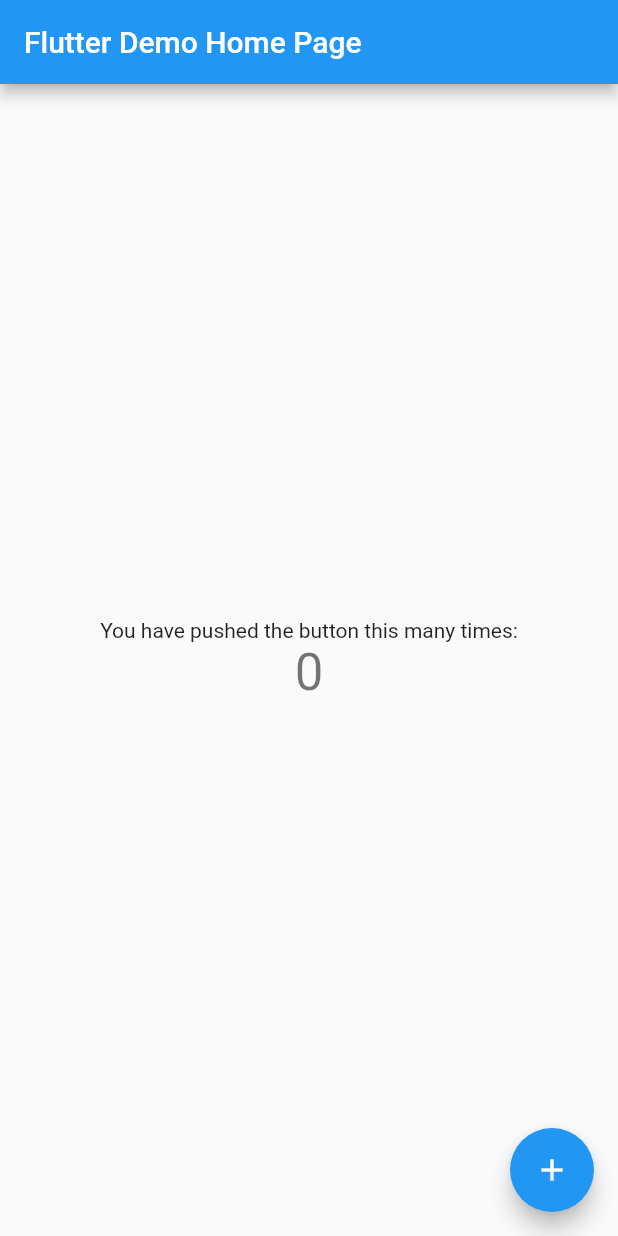
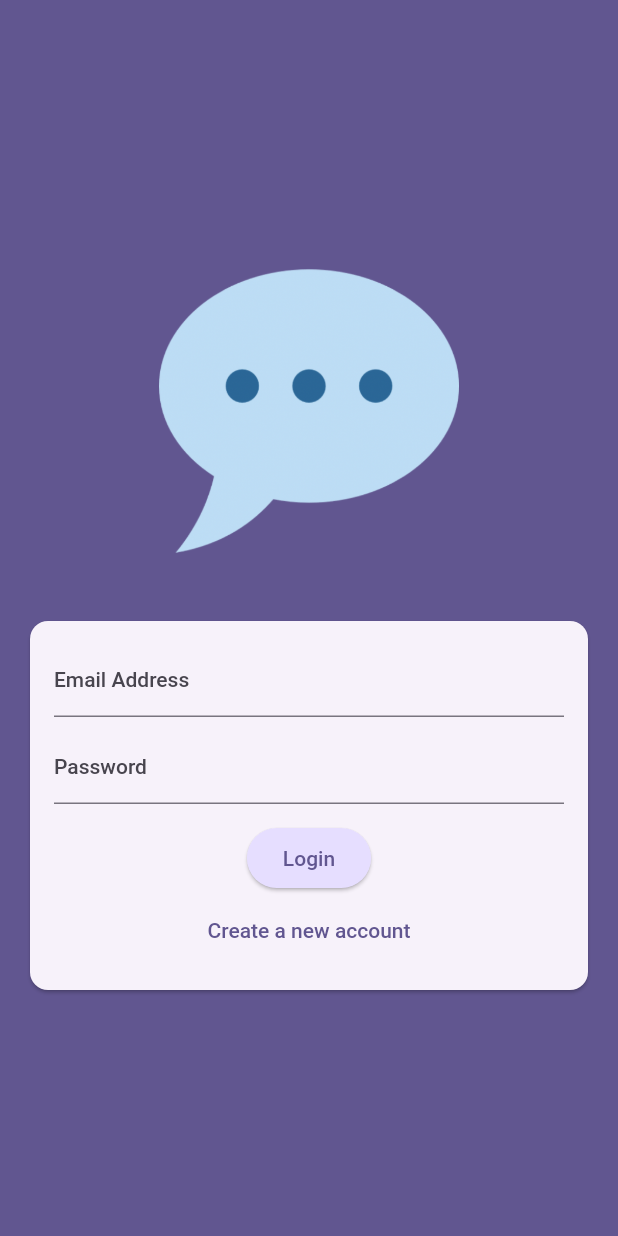
Before and after one commit to abdGhost/Flutter_Chat, a Flutter app: the screen it shows after launch, on a phone screen of 412 x 824 dp. Run offline on Flutter 3.47's test engine with Material 2 defaults, Android fonts, the phone set to English and light mode, and no system bars.

Commit message:
Added auth-screen

```diff
--- a/lib/main.dart
+++ b/lib/main.dart
@@ -1,115 +1,23 @@
 import 'package:flutter/material.dart';
+import 'package:flutter_chat/screens/auth_screen.dart';
 
 void main() {
-  runApp(const MyApp());
+  runApp(const App());
 }
 
-class MyApp extends StatelessWidget {
-  const MyApp({super.key});
+class App extends StatelessWidget {
+  const App({super.key});
 
-  // This widget is the root of your application.
   @override
   Widget build(BuildContext context) {
     return MaterialApp(
-      title: 'Flutter Demo',
-      theme: ThemeData(
-        // This is the theme of your application.
-        //
-        // Try running your application with "flutter run". You'll see the
-        // application has a blue toolbar. Then, without quitting the app, try
-        // changing the primarySwatch below to Colors.green and then invoke
-        // "hot reload" (press "r" in the console where you ran "flutter run",
-        // or simply save your changes to "hot reload" in a Flutter IDE).
-        // Notice that the counter didn't reset back to zero; the application
-        // is not restarted.
-        primarySwatch: Colors.blue,
+      title: 'FlutterChat',
+      theme: ThemeData().copyWith(
+        useMaterial3: true,
+        colorScheme: ColorScheme.fromSeed(
+            seedColor: const Color.fromARGB(255, 63, 17, 177)),
       ),
-      home: const MyHomePage(title: 'Flutter Demo Home Page'),
+      home: const AuthScreen(),
     );
   }
 }
-
-class MyHomePage extends StatefulWidget {
-  const MyHomePage({super.key, required this.title});
-
-  // This widget is the home page of your application. It is stateful, meaning
-  // that it has a State object (defined below) that contains fields that affect
-  // how it looks.
-
-  // This class is the configuration for the state. It holds the values (in this
-  // case the title) provided by the parent (in this case the App widget) and
-  // used by the build method of the State. Fields in a Widget subclass are
-  // always marked "final".
-
-  final String title;
-
-  @override
-  State<MyHomePage> createState() => _MyHomePageState();
-}
-
-class _MyHomePageState extends State<MyHomePage> {
-  int _counter = 0;
-
-  void _incrementCounter() {
-    setState(() {
-      // This call to setState tells the Flutter framework that something has
-      // changed in this State, which causes it to rerun the build method below
-      // so that the display can reflect the updated values. If we changed
-      // _counter without calling setState(), then the build method would not be
-      // called again, and so nothing would appear to happen.
-      _counter++;
-    });
-  }
-
-  @override
-  Widget build(BuildContext context) {
-    // This method is rerun every time setState is called, for instance as done
-    // by the _incrementCounter method above.
-    //
-    // The Flutter framework has been optimized to make rerunning build methods
-    // fast, so that you can just rebuild anything that needs updating rather
-    // than having to individually change instances of widgets.
-    return Scaffold(
-      appBar: AppBar(
-        // Here we take the value from the MyHomePage object that was created by
-        // the App.build method, and use it to set our appbar title.
-        title: Text(widget.title),
-      ),
-      body: Center(
-        // Center is a layout widget. It takes a single child and positions it
-        // in the middle of the parent.
-        child: Column(
-          // Column is also a layout widget. It takes a list of children and
-          // arranges them vertically. By default, it sizes itself to fit its
-          // children horizontally, and tries to be as tall as its parent.
-          //
-          // Invoke "debug painting" (press "p" in the console, choose the
-          // "Toggle Debug Paint" action from the Flutter Inspector in Android
-          // Studio, or the "Toggle Debug Paint" command in Visual Studio Code)
-          // to see the wireframe for each widget.
-          //
-          // Column has various properties to control how it sizes itself and
-          // how it positions its children. Here we use mainAxisAlignment to
-          // center the children vertically; the main axis here is the vertical
-          // axis because Columns are vertical (the cross axis would be
-          // horizontal).
-          mainAxisAlignment: MainAxisAlignment.center,
-          children: <Widget>[
-            const Text(
-              'You have pushed the button this many times:',
-            ),
-            Text(
-              '$_counter',
-              style: Theme.of(context).textTheme.headline4,
-            ),
-          ],
-        ),
-      ),
-      floatingActionButton: FloatingActionButton(
-        onPressed: _incrementCounter,
-        tooltip: 'Increment',
-        child: const Icon(Icons.add),
-      ), // This trailing comma makes auto-formatting nicer for build methods.
-    );
-  }
-}
--- /dev/null
+++ b/lib/screens/auth_screen.dart
@@ -0,0 +1,99 @@
+import 'package:flutter/material.dart';
+
+class AuthScreen extends StatefulWidget {
+  const AuthScreen({super.key});
+
+  @override
+  State<AuthScreen> createState() {
+    return _AuthScreenState();
+  }
+}
+
+class _AuthScreenState extends State<AuthScreen> {
+  bool _isLogin = true;
+  @override
+  Widget build(BuildContext context) {
+    return Scaffold(
+      backgroundColor: Theme.of(context).colorScheme.primary,
+      body: Center(
+        child: SingleChildScrollView(
+          child: Column(
+            mainAxisAlignment: MainAxisAlignment.center,
+            children: [
+              Container(
+                margin: const EdgeInsets.only(
+                  top: 30,
+                  bottom: 20,
+                  left: 20,
+                  right: 20,
+                ),
+                width: 200,
+                child: Image.asset(
+                  'assets/images/chat.png',
+                ),
+              ),
+              Card(
+                margin: const EdgeInsets.all(20),
+                child: SingleChildScrollView(
+                  child: Padding(
+                    padding: const EdgeInsets.all(16),
+                    child: Form(
+                      child: Column(
+                        mainAxisSize: MainAxisSize.min,
+                        children: [
+                          TextFormField(
+                            decoration: const InputDecoration(
+                              labelText: 'Email Address',
+                            ),
+                            keyboardType: TextInputType.emailAddress,
+                            autocorrect: false,
+                            textCapitalization: TextCapitalization.none,
+                          ),
+                          const SizedBox(
+                            height: 10,
+                          ),
+                          TextFormField(
+                            decoration: const InputDecoration(
+                              labelText: 'Password',
+                            ),
+                            obscureText: true,
+                          ),
+                          const SizedBox(
+                            height: 12,
+                          ),
+                          ElevatedButton(
+                            onPressed: () {},
+                            style: ElevatedButton.styleFrom(
+                              backgroundColor: Theme.of(context)
+                                  .colorScheme
+                                  .primaryContainer,
+                            ),
+                            child: Text(
+                              _isLogin ? 'Login' : 'Sign Up',
+                            ),
+                          ),
+                          TextButton(
+                            onPressed: () {
+                              setState(() {
+                                _isLogin = !_isLogin;
+                              });
+                            },
+                            child: Text(
+                              _isLogin
+                                  ? 'Create a new account'
+                                  : 'I already have a account. LogIn',
+                            ),
+                          )
+                        ],
+                      ),
+                    ),
+                  ),
+                ),
+              )
+            ],
+          ),
+        ),
+      ),
+    );
+  }
+}
```
Also changed, not shown: pubspec.yaml (+2 -8 lines), assets/images/chat.png (added), 1 other file.
